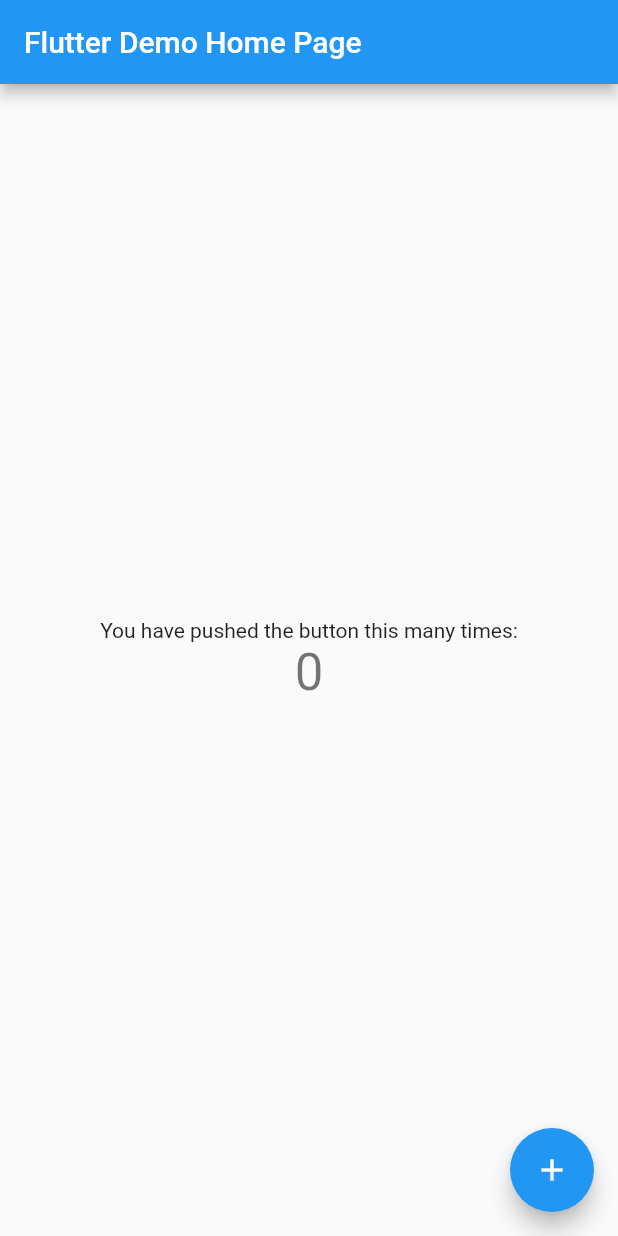
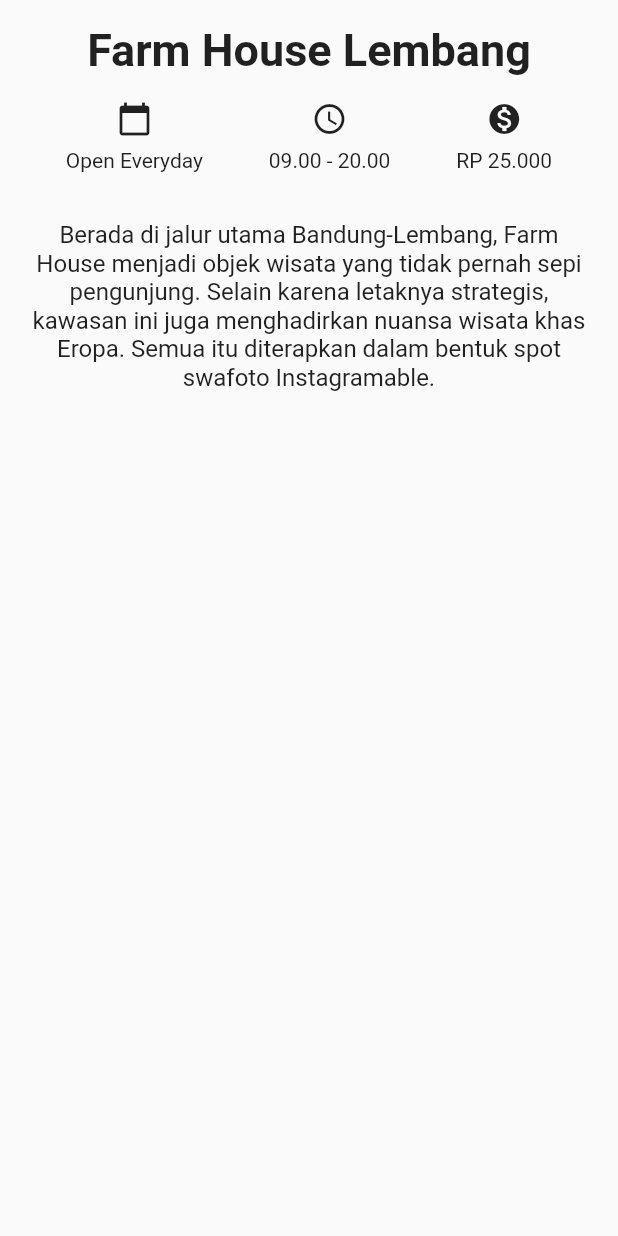
Before and after one commit to fazaimron27/wisata-bandung, a Flutter app: the screen it shows after launch, on a phone screen of 412 x 824 dp. Run offline on Flutter 3.47's test engine with Material 2 defaults, Android fonts, the phone set to English and light mode, and no system bars.

Commit message:
feat: create main screen

```diff
--- a/lib/main.dart
+++ b/lib/main.dart
@@ -1,115 +1,83 @@
+// ignore_for_file: prefer_const_constructors
+
 import 'package:flutter/material.dart';
 
-void main() {
-  runApp(const MyApp());
-}
+void main() => runApp(const MyApp());
 
 class MyApp extends StatelessWidget {
   const MyApp({Key? key}) : super(key: key);
 
-  // This widget is the root of your application.
   @override
   Widget build(BuildContext context) {
     return MaterialApp(
-      title: 'Flutter Demo',
-      theme: ThemeData(
-        // This is the theme of your application.
-        //
-        // Try running your application with "flutter run". You'll see the
-        // application has a blue toolbar. Then, without quitting the app, try
-        // changing the primarySwatch below to Colors.green and then invoke
-        // "hot reload" (press "r" in the console where you ran "flutter run",
-        // or simply save your changes to "hot reload" in a Flutter IDE).
-        // Notice that the counter didn't reset back to zero; the application
-        // is not restarted.
-        primarySwatch: Colors.blue,
-      ),
-      home: const MyHomePage(title: 'Flutter Demo Home Page'),
+      title: 'Wisata Bandung',
+      theme: ThemeData(),
+      home: const DetailScreen(),
     );
   }
 }
 
-class MyHomePage extends StatefulWidget {
-  const MyHomePage({Key? key, required this.title}) : super(key: key);
-
-  // This widget is the home page of your application. It is stateful, meaning
-  // that it has a State object (defined below) that contains fields that affect
-  // how it looks.
-
-  // This class is the configuration for the state. It holds the values (in this
-  // case the title) provided by the parent (in this case the App widget) and
-  // used by the build method of the State. Fields in a Widget subclass are
-  // always marked "final".
-
-  final String title;
-
-  @override
-  State<MyHomePage> createState() => _MyHomePageState();
-}
-
-class _MyHomePageState extends State<MyHomePage> {
-  int _counter = 0;
-
-  void _incrementCounter() {
-    setState(() {
-      // This call to setState tells the Flutter framework that something has
-      // changed in this State, which causes it to rerun the build method below
-      // so that the display can reflect the updated values. If we changed
-      // _counter without calling setState(), then the build method would not be
-      // called again, and so nothing would appear to happen.
-      _counter++;
-    });
-  }
+class DetailScreen extends StatelessWidget {
+  const DetailScreen({Key? key}) : super(key: key);
 
   @override
   Widget build(BuildContext context) {
-    // This method is rerun every time setState is called, for instance as done
-    // by the _incrementCounter method above.
-    //
-    // The Flutter framework has been optimized to make rerunning build methods
-    // fast, so that you can just rebuild anything that needs updating rather
-    // than having to individually change instances of widgets.
     return Scaffold(
-      appBar: AppBar(
-        // Here we take the value from the MyHomePage object that was created by
-        // the App.build method, and use it to set our appbar title.
-        title: Text(widget.title),
-      ),
-      body: Center(
-        // Center is a layout widget. It takes a single child and positions it
-        // in the middle of the parent.
+      body: SafeArea(
         child: Column(
-          // Column is also a layout widget. It takes a list of children and
-          // arranges them vertically. By default, it sizes itself to fit its
-          // children horizontally, and tries to be as tall as its parent.
-          //
-          // Invoke "debug painting" (press "p" in the console, choose the
-          // "Toggle Debug Paint" action from the Flutter Inspector in Android
-          // Studio, or the "Toggle Debug Paint" command in Visual Studio Code)
-          // to see the wireframe for each widget.
-          //
-          // Column has various properties to control how it sizes itself and
-          // how it positions its children. Here we use mainAxisAlignment to
-          // center the children vertically; the main axis here is the vertical
-          // axis because Columns are vertical (the cross axis would be
-          // horizontal).
-          mainAxisAlignment: MainAxisAlignment.center,
+          crossAxisAlignment: CrossAxisAlignment.stretch,
           children: <Widget>[
-            const Text(
-              'You have pushed the button this many times:',
+            Container(
+              margin: const EdgeInsets.only(top: 16.0),
+              child: const Text(
+                'Farm House Lembang',
+                textAlign: TextAlign.center,
+                style: TextStyle(
+                  fontSize: 30.0,
+                  fontWeight: FontWeight.bold,
+                ),
+              ),
             ),
-            Text(
-              '$_counter',
-              style: Theme.of(context).textTheme.headline4,
+            Container(
+              margin: const EdgeInsets.symmetric(vertical: 16.0),
+              child: Row(
+                mainAxisAlignment: MainAxisAlignment.spaceEvenly,
+                children: <Widget>[
+                  Column(
+                    children: const <Widget>[
+                      Icon(Icons.calendar_today),
+                      SizedBox(height: 8.0),
+                      Text('Open Everyday'),
+                    ],
+                  ),
+                  Column(
+                    children: const <Widget>[
+                      Icon(Icons.access_time),
+                      SizedBox(height: 8.0),
+                      Text('09.00 - 20.00'),
+                    ],
+                  ),
+                  Column(
+                    children: const <Widget>[
+                      Icon(Icons.monetization_on),
+                      SizedBox(height: 8.0),
+                      Text('RP 25.000'),
+                    ],
+                  ),
+                ],
+              ),
+            ),
+            Container(
+              padding: const EdgeInsets.all(16.0),
+              child: const Text(
+                'Berada di jalur utama Bandung-Lembang, Farm House menjadi objek wisata yang tidak pernah sepi pengunjung. Selain karena letaknya strategis, kawasan ini juga menghadirkan nuansa wisata khas Eropa. Semua itu diterapkan dalam bentuk spot swafoto Instagramable.',
+                textAlign: TextAlign.center,
+                style: TextStyle(fontSize: 16.0),
+              ),
             ),
           ],
         ),
       ),
-      floatingActionButton: FloatingActionButton(
-        onPressed: _incrementCounter,
-        tooltip: 'Increment',
-        child: const Icon(Icons.add),
-      ), // This trailing comma makes auto-formatting nicer for build methods.
     );
   }
 }
```
